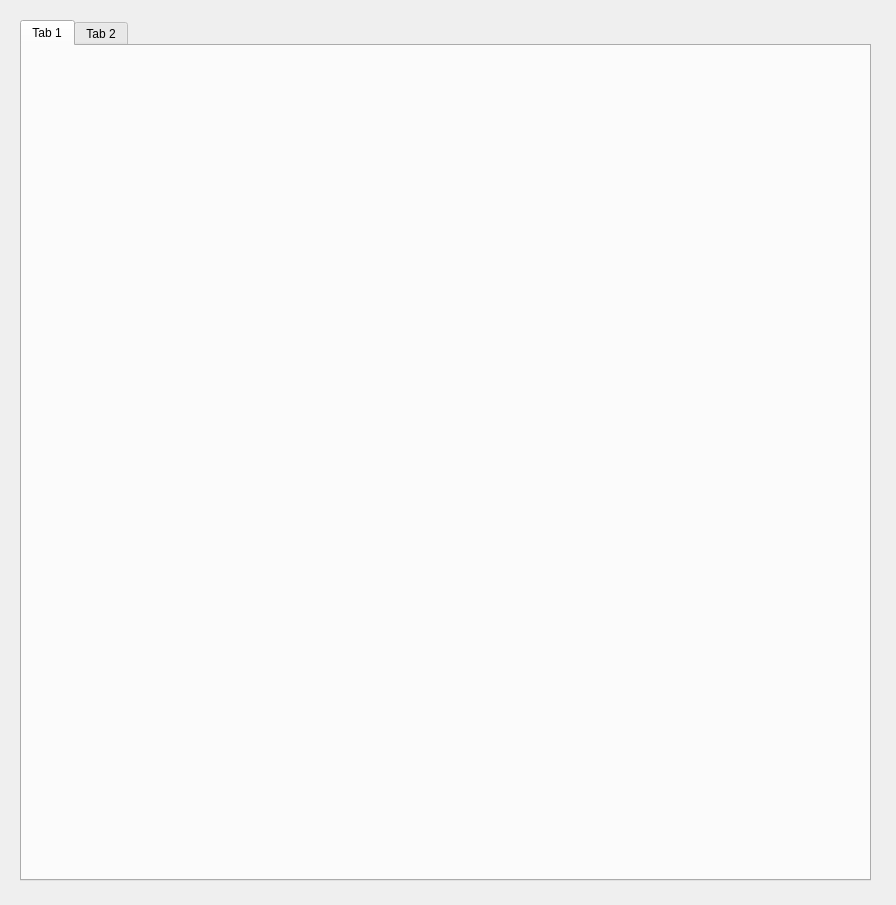
Qt form parentwidget.ui (hallamlab/MetaPathwaysGUI) before a commit.
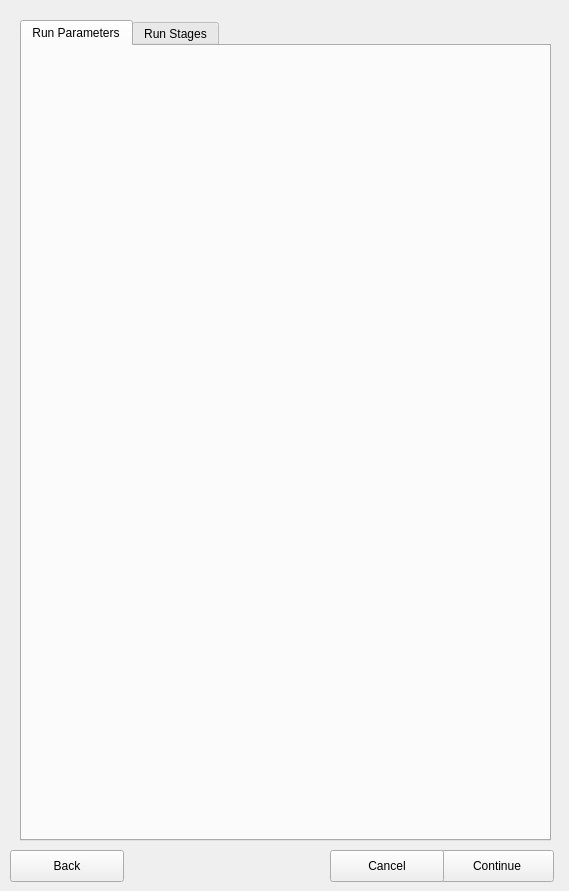
The same form after that commit.

Diff of the .ui file:
```diff
--- a/parentwidget.ui
+++ b/parentwidget.ui
@@ -6,8 +6,8 @@
    <rect>
     <x>0</x>
     <y>0</y>
-    <width>896</width>
-    <height>905</height>
+    <width>569</width>
+    <height>891</height>
    </rect>
   </property>
   <property name="windowTitle">
@@ -18,8 +18,8 @@
     <rect>
      <x>20</x>
      <y>20</y>
-     <width>851</width>
-     <height>861</height>
+     <width>531</width>
+     <height>821</height>
     </rect>
    </property>
    <property name="currentIndex">
@@ -27,15 +27,54 @@
    </property>
    <widget class="QWidget" name="runParameterTab">
     <attribute name="title">
-     <string>Tab 1</string>
+     <string>Run Parameters</string>
     </attribute>
    </widget>
    <widget class="QWidget" name="runChoicesTab">
     <attribute name="title">
-     <string>Tab 2</string>
+     <string>Run Stages</string>
     </attribute>
    </widget>
   </widget>
+  <widget class="QPushButton" name="continueButton">
+   <property name="geometry">
+    <rect>
+     <x>440</x>
+     <y>850</y>
+     <width>114</width>
+     <height>32</height>
+    </rect>
+   </property>
+   <property name="text">
+    <string>Continue</string>
+   </property>
+  </widget>
+  <widget class="QPushButton" name="cancelButton">
+   <property name="geometry">
+    <rect>
+     <x>330</x>
+     <y>850</y>
+     <width>114</width>
+     <height>32</height>
+    </rect>
+   </property>
+   <property name="text">
+    <string>Cancel</string>
+   </property>
+  </widget>
+  <widget class="QPushButton" name="backButton">
+   <property name="geometry">
+    <rect>
+     <x>10</x>
+     <y>850</y>
+     <width>114</width>
+     <height>32</height>
+    </rect>
+   </property>
+   <property name="text">
+    <string>Back</string>
+   </property>
+  </widget>
  </widget>
  <resources/>
  <connections/>
```
Left out of the diff: 4 changed lines with no effect on the pictures.
